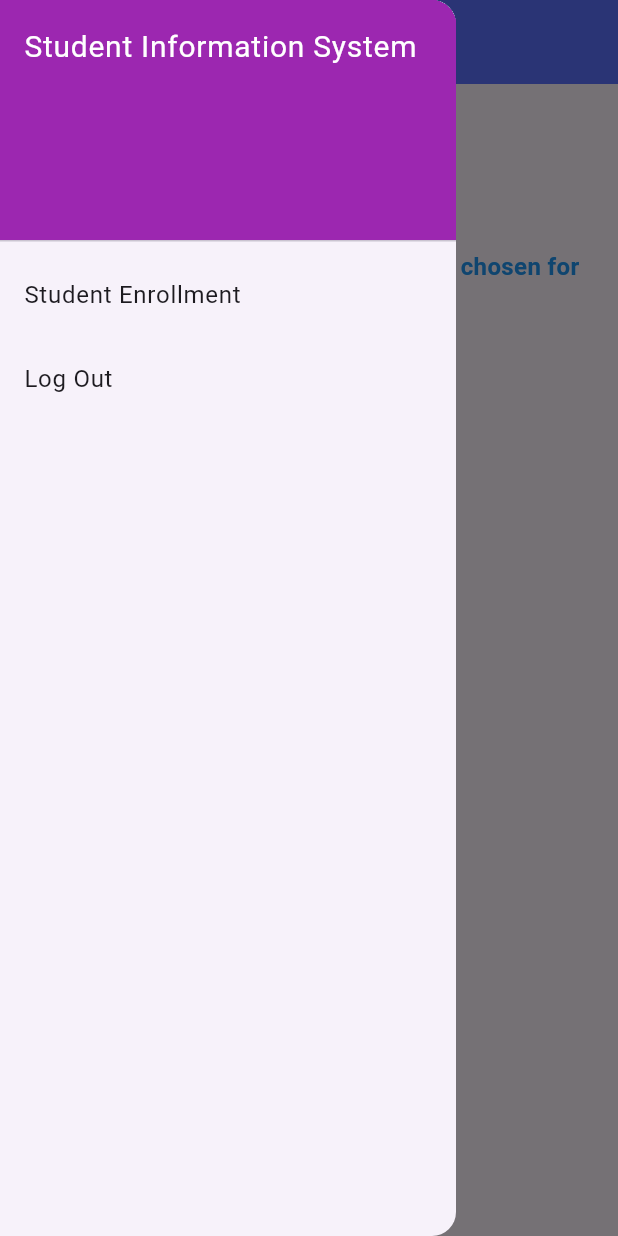
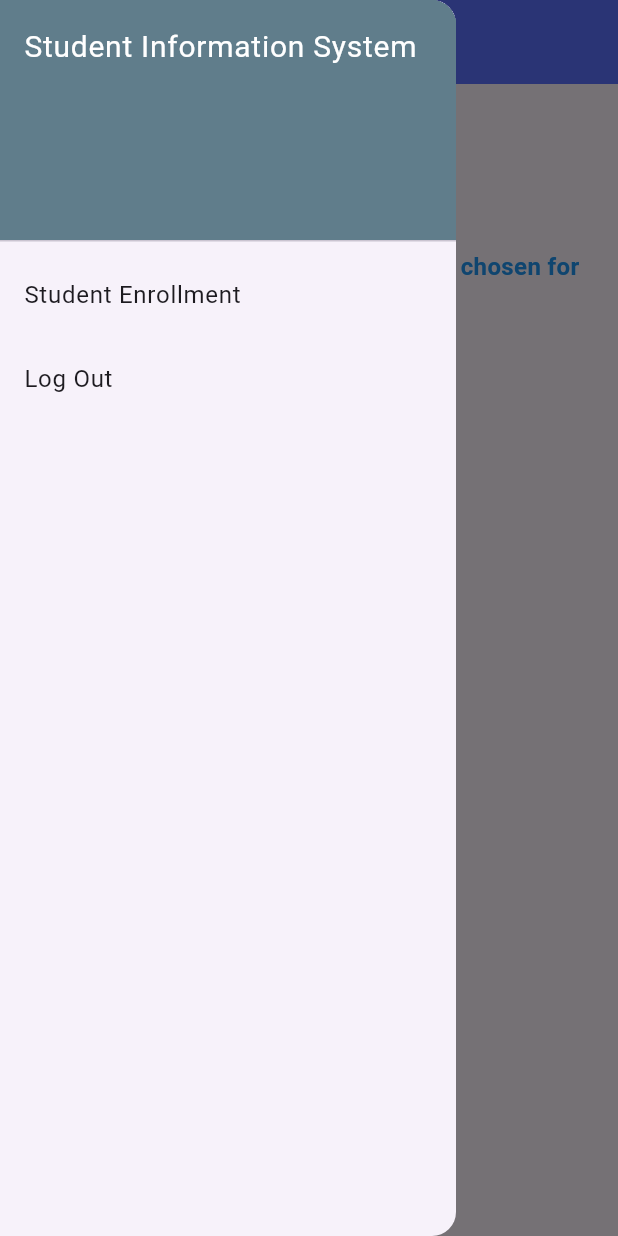
Before and after one commit to coenflour/Student_Enrollment_New, a Flutter app: the EnrollmentSummaryPage screen opened directly with empty values, with the side drawer open, on a phone screen of 412 x 824 dp. Run offline on Flutter 3.47's test engine with Material 3 defaults, Android fonts, the phone set to English and light mode, and no system bars; our stand-ins replace cloud_firestore, firebase_auth, firebase_core; accounts and stored records are empty.

Commit message:
update color palette

```diff
--- a/lib/enrollment_summary.dart
+++ b/lib/enrollment_summary.dart
@@ -25,7 +25,7 @@ class EnrollmentSummaryPage extends StatelessWidget {
         child: ListView(
           children: [
             const DrawerHeader(
-              decoration: BoxDecoration(color: Colors.purple),
+              decoration: BoxDecoration(color: Colors.blueGrey),
               child: Text(
                 'Student Information System',
                 style: TextStyle(color: Colors.white, fontSize: 20),
```
